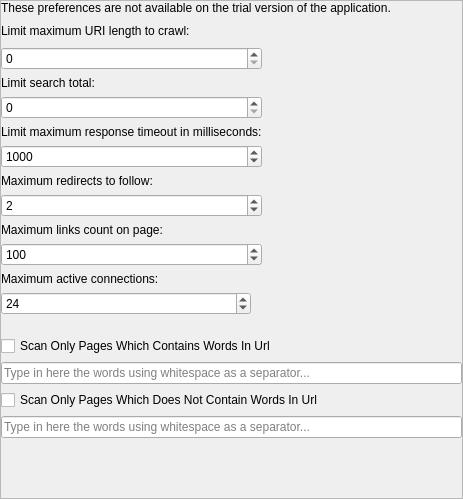
First picture: the form in seospider/ui/limits_settings_widget.ui, repository andrascii/RiveSolutions_SEO_Spider, before the edit.
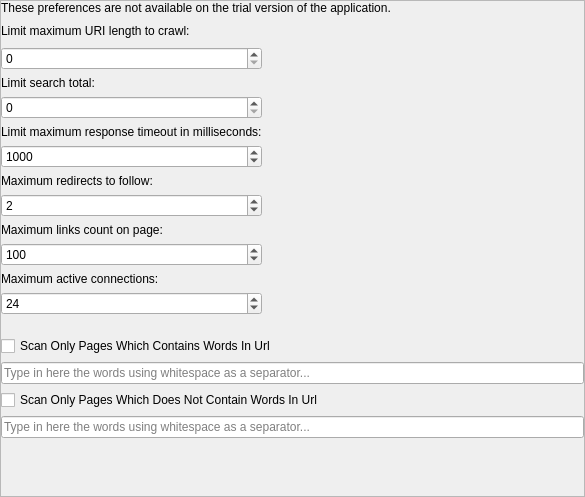
Second picture: the form after the edit. Custom widgets are drawn as their Qt base class.

Commit message: Added data extraction settings page

```diff
--- a/seospider/ui/limits_settings_widget.ui
+++ b/seospider/ui/limits_settings_widget.ui
@@ -6,8 +6,8 @@
    <rect>
     <x>0</x>
     <y>0</y>
-    <width>463</width>
-    <height>499</height>
+    <width>585</width>
+    <height>497</height>
    </rect>
   </property>
   <property name="windowTitle">
@@ -77,13 +77,6 @@
           </property>
          </widget>
         </item>
-        <item row="11" column="0">
-         <widget class="QLabel" name="maxConnectionsLabel">
-          <property name="text">
-           <string>Maximum active connections:</string>
-          </property>
-         </widget>
-        </item>
         <item row="10" column="0" colspan="2">
          <widget class="QSpinBox" name="spinBox">
           <property name="maximum">
@@ -158,22 +151,6 @@
           </property>
          </widget>
         </item>
-        <item row="12" column="0">
-         <widget class="QSpinBox" name="maxConnectionsSpinBox">
-          <property name="minimum">
-           <number>1</number>
-          </property>
-          <property name="maximum">
-           <number>100</number>
-          </property>
-          <property name="value">
-           <number>24</number>
-          </property>
-          <property name="controlKey" stdset="0">
-           <string notr="true">maxParallelConnections</string>
-          </property>
-         </widget>
-        </item>
         <item row="7" column="0" colspan="2">
          <widget class="QLabel" name="label_7">
           <property name="text">
@@ -181,22 +158,6 @@
           </property>
          </widget>
         </item>
-        <item row="13" column="0">
-         <spacer name="horizontalSpacer">
-          <property name="orientation">
-           <enum>Qt::Horizontal</enum>
-          </property>
-          <property name="sizeType">
-           <enum>QSizePolicy::Fixed</enum>
-          </property>
-          <property name="sizeHint" stdset="0">
-           <size>
-            <width>250</width>
-            <height>15</height>
-           </size>
-          </property>
-         </spacer>
-        </item>
         <item row="3" column="0" colspan="2">
          <widget class="QLabel" name="label_5">
           <property name="text">
@@ -256,6 +217,45 @@
           </property>
          </widget>
         </item>
+        <item row="12" column="0" colspan="2">
+         <widget class="QSpinBox" name="maxConnectionsSpinBox">
+          <property name="minimum">
+           <number>1</number>
+          </property>
+          <property name="maximum">
+           <number>100</number>
+          </property>
+          <property name="value">
+           <number>24</number>
+          </property>
+          <property name="controlKey" stdset="0">
+           <string notr="true">maxParallelConnections</string>
+          </property>
+         </widget>
+        </item>
+        <item row="11" column="0" colspan="2">
+         <widget class="QLabel" name="maxConnectionsLabel">
+          <property name="text">
+           <string>Maximum active connections:</string>
+          </property>
+         </widget>
+        </item>
+        <item row="13" column="0" colspan="2">
+         <spacer name="horizontalSpacer">
+          <property name="orientation">
+           <enum>Qt::Horizontal</enum>
+          </property>
+          <property name="sizeType">
+           <enum>QSizePolicy::Fixed</enum>
+          </property>
+          <property name="sizeHint" stdset="0">
+           <size>
+            <width>250</width>
+            <height>15</height>
+           </size>
+          </property>
+         </spacer>
+        </item>
        </layout>
       </item>
       <item>
```
The commit also changes 24 other files.
